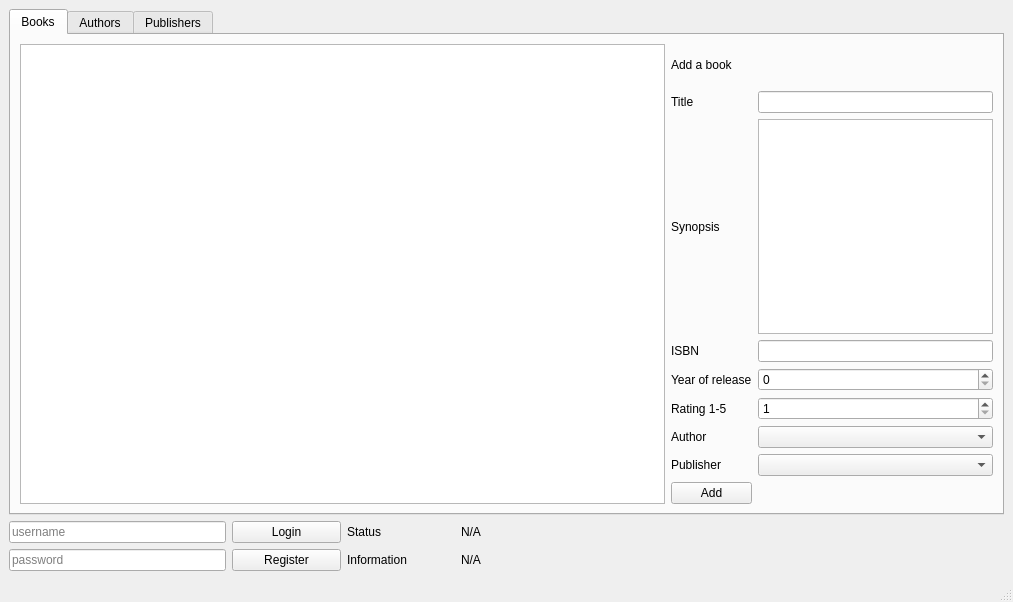
DavidJerman/BookManager, file mainwindow.ui: the form before one commit.
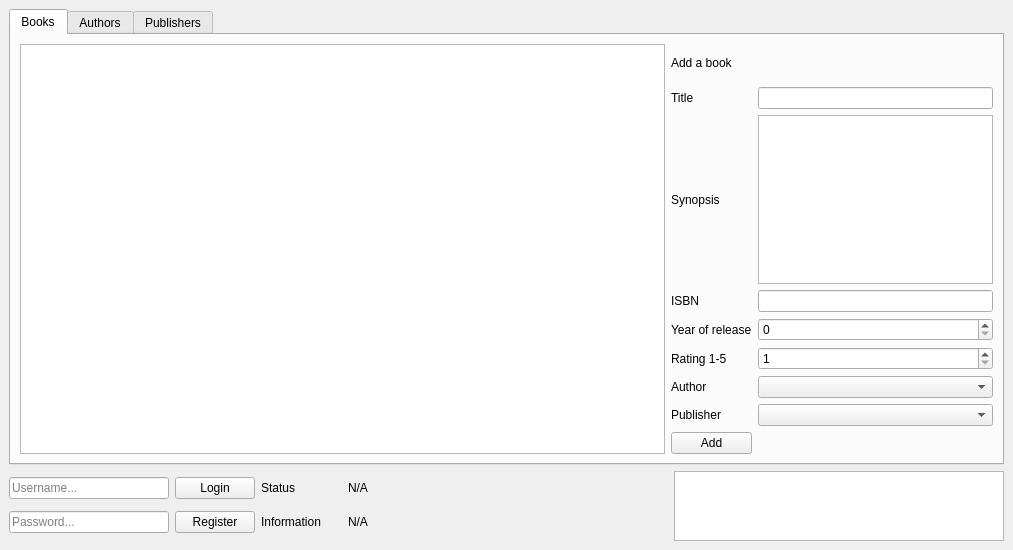
The form after the commit. The open tabs and pages were chosen to show the change.

Commit message: Added more information text field.

Patch:
```diff
--- a/mainwindow.ui
+++ b/mainwindow.ui
@@ -7,14 +7,26 @@
     <x>0</x>
     <y>0</y>
     <width>1013</width>
-    <height>602</height>
+    <height>550</height>
    </rect>
   </property>
+  <property name="minimumSize">
+   <size>
+    <width>550</width>
+    <height>450</height>
+   </size>
+  </property>
+  <property name="maximumSize">
+   <size>
+    <width>1100</width>
+    <height>550</height>
+   </size>
+  </property>
   <property name="windowTitle">
    <string>MainWindow</string>
   </property>
   <widget class="QWidget" name="centralwidget">
-   <layout class="QGridLayout" name="gridLayout_2" rowstretch="10,1">
+   <layout class="QGridLayout" name="gridLayout_2" rowstretch="0,100,0">
     <item row="0" column="0">
      <layout class="QHBoxLayout" name="MainGrid" stretch="0">
       <item>
@@ -28,7 +40,11 @@
          </attribute>
          <layout class="QHBoxLayout" name="horizontalLayout" stretch="6,3">
           <item>
-           <widget class="QTableView" name="BooksDisplayGrid"/>
+           <widget class="QTableView" name="BooksDisplayGrid">
+            <attribute name="verticalHeaderStretchLastSection">
+             <bool>true</bool>
+            </attribute>
+           </widget>
           </item>
           <item>
            <layout class="QVBoxLayout" name="verticalLayout" stretch="1,10">
@@ -94,6 +110,9 @@
                 <property name="maxLength">
                  <number>128</number>
                 </property>
+                <property name="placeholderText">
+                 <string/>
+                </property>
                </widget>
               </item>
               <item row="4" column="0">
@@ -275,14 +294,9 @@
      </layout>
     </item>
     <item row="1" column="0">
-     <layout class="QGridLayout" name="InfoGrid" columnstretch="2,1,1,5">
-      <item row="0" column="2">
-       <widget class="QLabel" name="StatusLabel">
-        <property name="text">
-         <string>Status</string>
-        </property>
-       </widget>
-      </item>
+     <layout class="QHBoxLayout" name="BottomLayout" stretch="10,5">
+      <item>
+       <layout class="QGridLayout" name="InfoGrid" columnstretch="2,1,1,4">
       <item row="0" column="1">
        <widget class="QPushButton" name="LoginButton">
         <property name="text">
@@ -297,42 +311,10 @@
         </property>
        </widget>
       </item>
-      <item row="1" column="3">
-       <widget class="QLabel" name="LastAction">
+        <item row="0" column="2">
+         <widget class="QLabel" name="StatusLabel">
         <property name="text">
-         <string>N/A</string>
-        </property>
-       </widget>
-      </item>
-      <item row="0" column="0">
-       <widget class="QLineEdit" name="UsernameFrom">
-        <property name="text">
-         <string notr="true"/>
-        </property>
-        <property name="maxLength">
-         <number>64</number>
-        </property>
-        <property name="placeholderText">
-         <string>username</string>
-        </property>
-       </widget>
-      </item>
-      <item row="1" column="0">
-       <widget class="QLineEdit" name="PasswordForm">
-        <property name="inputMask">
-         <string notr="true"/>
-        </property>
-        <property name="text">
-         <string notr="true"/>
-        </property>
-        <property name="maxLength">
-         <number>64</number>
-        </property>
-        <property name="echoMode">
-         <enum>QLineEdit::Password</enum>
-        </property>
-        <property name="placeholderText">
-         <string>password</string>
+           <string>Status</string>
         </property>
        </widget>
       </item>
@@ -350,6 +332,54 @@
         </property>
        </widget>
       </item>
+        <item row="0" column="0">
+         <widget class="QLineEdit" name="UsernameFrom">
+          <property name="text">
+           <string notr="true"/>
+          </property>
+          <property name="maxLength">
+           <number>64</number>
+          </property>
+          <property name="placeholderText">
+           <string>Username...</string>
+          </property>
+         </widget>
+        </item>
+        <item row="1" column="0">
+         <widget class="QLineEdit" name="PasswordForm">
+          <property name="inputMask">
+           <string notr="true"/>
+          </property>
+          <property name="text">
+           <string notr="true"/>
+          </property>
+          <property name="maxLength">
+           <number>64</number>
+          </property>
+          <property name="echoMode">
+           <enum>QLineEdit::Password</enum>
+          </property>
+          <property name="placeholderText">
+           <string>Password...</string>
+          </property>
+         </widget>
+        </item>
+        <item row="1" column="3">
+         <widget class="QLabel" name="LastAction">
+          <property name="text">
+           <string>N/A</string>
+          </property>
+         </widget>
+        </item>
+       </layout>
+      </item>
+      <item>
+       <widget class="QTextEdit" name="MoreInformationTextEdit">
+        <property name="readOnly">
+         <bool>true</bool>
+        </property>
+       </widget>
+      </item>
      </layout>
     </item>
    </layout>
@@ -364,7 +394,6 @@
     </rect>
    </property>
   </widget>
-  <widget class="QStatusBar" name="statusbar"/>
  </widget>
  <resources/>
  <connections/>
```
Left out of the diff: 14 changed lines with no effect on the pictures. Lines whose indentation alone changed are shown as unchanged. The commit also changes 2 other files.
